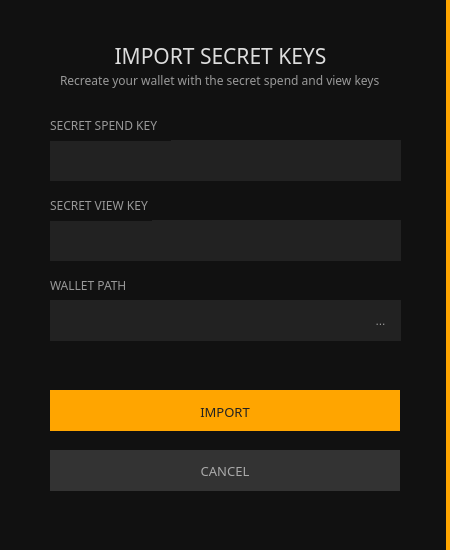
Qt form src/gui/ui/importsecretkeys.ui (ConcealNetwork/conceal-desktop) before a commit.
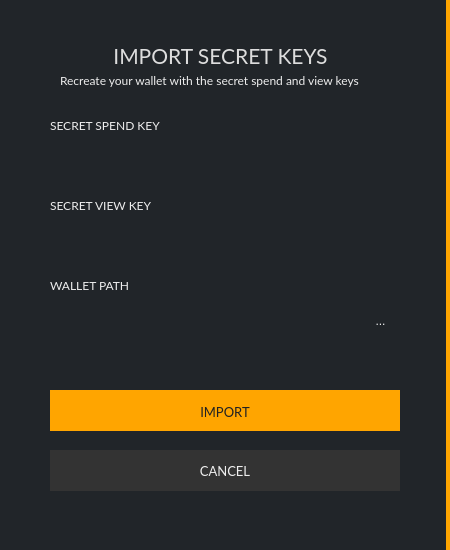
The same form after that commit.

Diff of the .ui file:
```diff
--- a/src/gui/ui/importsecretkeys.ui
+++ b/src/gui/ui/importsecretkeys.ui
@@ -14,7 +14,7 @@
    <string>Dialog</string>
   </property>
   <property name="styleSheet">
-   <string notr="true">background-color: #111; color: #aaa; border: 0px;</string>
+   <string notr="true">background-color: #212529; color: #eee; border: 0px;</string>
   </property>
   <widget class="QGroupBox" name="groupBox">
    <property name="geometry">
@@ -26,7 +26,7 @@
     </rect>
    </property>
    <property name="styleSheet">
-    <string notr="true">background-color: #111; border-right: 4px solid orange;</string>
+    <string notr="true">background-color: #212529; border-right: 4px solid orange;</string>
    </property>
    <property name="title">
     <string/>
@@ -48,12 +48,12 @@
     </property>
     <property name="font">
      <font>
-      <family>Poppins</family>
+      <family>Lato</family>
       <pointsize>9</pointsize>
      </font>
     </property>
     <property name="styleSheet">
-     <string notr="true">background-color: #222;
+     <string notr="true">background-color: #212529;
 border-right: 0px;
 color: #e5e5e5;
 padding: 5px;
@@ -77,12 +77,12 @@
     </property>
     <property name="font">
      <font>
-      <family>Poppins</family>
+      <family>Lato</family>
       <pointsize>9</pointsize>
      </font>
     </property>
     <property name="styleSheet">
-     <string notr="true">background-color: #222;
+     <string notr="true">background-color: #212529;
 border-right: 0px;
 color: #e5e5e5;
 padding: 5px;
@@ -100,12 +100,12 @@
     </property>
     <property name="font">
      <font>
-      <family>Poppins</family>
+      <family>Lato</family>
       <pointsize>9</pointsize>
      </font>
     </property>
     <property name="styleSheet">
-     <string notr="true">color: #999;
+     <string notr="true">color: #eee;
 border-right: 0px;</string>
     </property>
     <property name="text">
@@ -123,12 +123,12 @@
     </property>
     <property name="font">
      <font>
-      <family>Poppins</family>
+      <family>Lato</family>
       <pointsize>9</pointsize>
      </font>
     </property>
     <property name="styleSheet">
-     <string notr="true">color: #999;
+     <string notr="true">color: #eee;
 border-right: 0px;</string>
     </property>
     <property name="text">
@@ -146,12 +146,12 @@
     </property>
     <property name="font">
      <font>
-      <family>Poppins</family>
+      <family>Lato</family>
       <pointsize>9</pointsize>
      </font>
     </property>
     <property name="styleSheet">
-     <string notr="true">color: #999;
+     <string notr="true">color: #eee;
 border-right: 0px;</string>
     </property>
     <property name="text">
@@ -175,12 +175,12 @@
     </property>
     <property name="font">
      <font>
-      <family>Poppins</family>
+      <family>Lato</family>
       <pointsize>9</pointsize>
      </font>
     </property>
     <property name="styleSheet">
-     <string notr="true">background-color: #222;
+     <string notr="true">background-color: #212529;
 border-right: 0px;
 color: #e5e5e5;
 padding: 5px;
@@ -197,9 +197,9 @@
      </rect>
     </property>
     <property name="styleSheet">
-     <string notr="true">background-color: #222;
+     <string notr="true">background-color: #212529;
 border-right: 0px;
-color: #999;
+color: #eee;
 padding: 5px;
 </string>
     </property>
@@ -224,12 +224,12 @@
     </property>
     <property name="font">
      <font>
-      <family>Poppins</family>
+      <family>Lato</family>
       <pointsize>10</pointsize>
      </font>
     </property>
     <property name="styleSheet">
-     <string notr="true">color: #aaa; background-color: #333; 
+     <string notr="true">color: #eee; background-color: #333; 
 border-right: 0px;</string>
     </property>
     <property name="text">
@@ -253,7 +253,7 @@
     </property>
     <property name="font">
      <font>
-      <family>Poppins</family>
+      <family>Lato</family>
       <pointsize>10</pointsize>
      </font>
     </property>
@@ -276,7 +276,7 @@
     </property>
     <property name="font">
      <font>
-      <family>Poppins</family>
+      <family>Lato</family>
       <pointsize>16</pointsize>
      </font>
     </property>
@@ -302,12 +302,12 @@
     </property>
     <property name="font">
      <font>
-      <family>Poppins</family>
+      <family>Lato</family>
       <pointsize>9</pointsize>
      </font>
     </property>
     <property name="styleSheet">
-     <string notr="true">color: #999;
+     <string notr="true">color: #eee;
 border-right: 0px;</string>
     </property>
     <property name="text">
```
